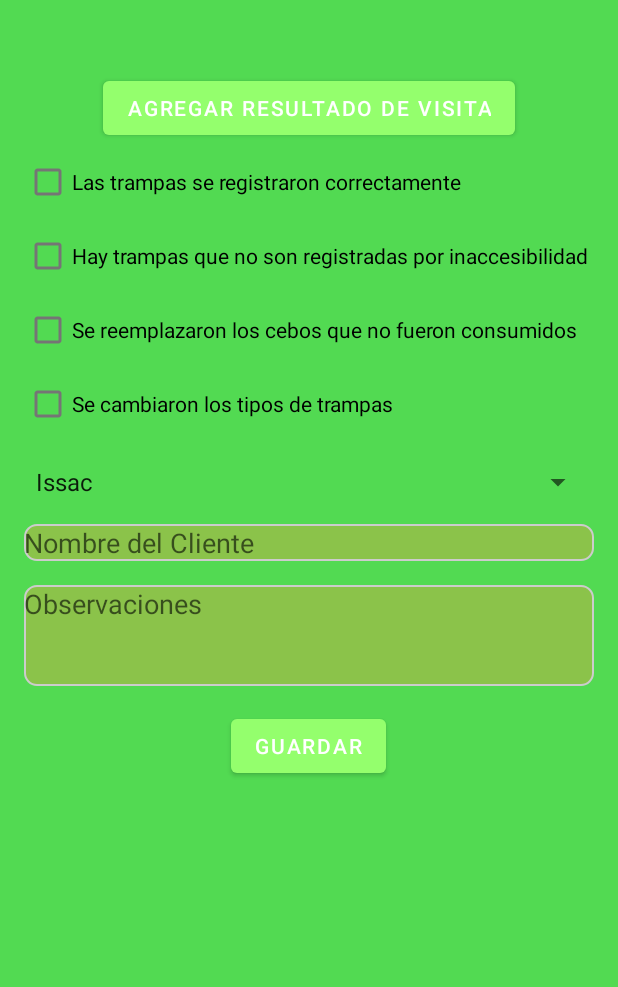
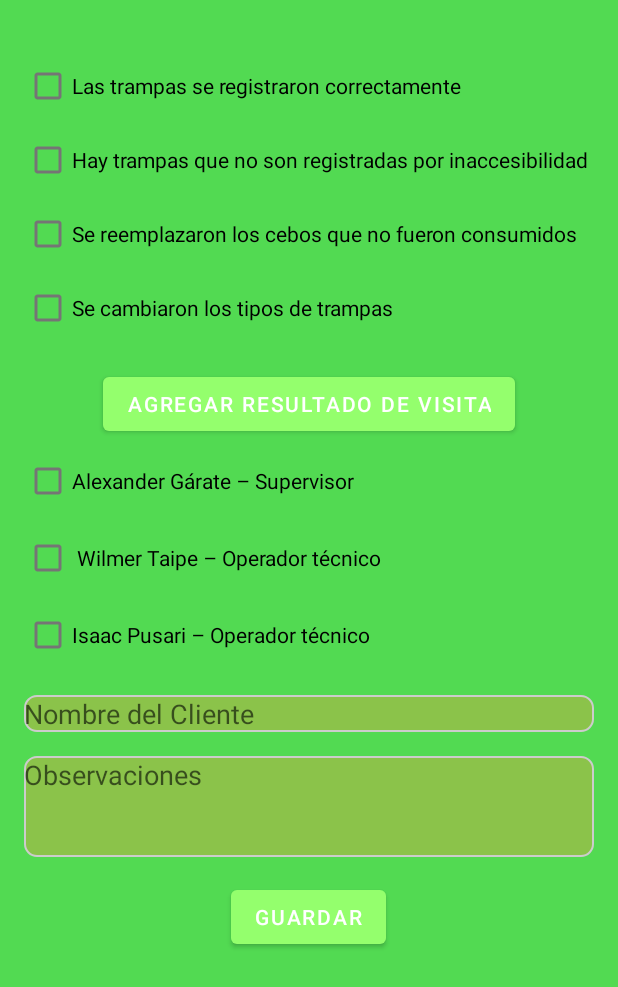
Before and after one commit to joseMercad0/GaferReports, an Android app: the VisitResultsActivity screen opened directly, with no data from a screen before it, on a phone screen of 412 x 824 dp. Shown: the top 987 px of the screen. Run offline under Robolectric (Android 15) with nearby library versions, the phone set to English and light mode, and no system bars; our stand-ins replace Firebase (no records; nobody signed in at launch, a user with empty details on screens opened directly); 1 statement that could not run was skipped.

```diff
--- a/app/src/main/java/com/example/gaferreports/TestPhotosActivity.java
+++ b/app/src/main/java/com/example/gaferreports/TestPhotosActivity.java
@@ -161,8 +161,8 @@ public class TestPhotosActivity extends AppCompatActivity {
 
             // Coordenadas ajustadas
             float[][] imageCoordinates = {
-                    {100, 500}, {350, 500}, {100, 250}, {350, 250}, // Página 1
-                    {100, 500}, {350, 500}, {100, 250}, {350, 250}  // Página 2
+                    {100, 450}, {350, 450}, {100, 150}, {350, 150}, // Página 1
+                    {100, 500}, {350, 500}, {100, 200}, {350, 200}  // Página 2
             };
 
             for (int i = 0; i < imageUris.length; i++) {
@@ -174,7 +174,7 @@ public class TestPhotosActivity extends AppCompatActivity {
                     int pageNumber = (i < 4) ? 1 : 2;
                     float[] coords = imageCoordinates[i];
                     image.setFixedPosition(pageNumber, coords[0], coords[1]);
-                    image.scaleToFit(200, 200); // Escalar la imagen
+                    image.scaleToFit(250, 250); // Escalar la imagen
 
                     document.add(image);
                 }
--- a/app/src/main/res/layout/activity_pest_calculation.xml
+++ b/app/src/main/res/layout/activity_pest_calculation.xml
@@ -46,7 +46,7 @@
             android:layout_below="@id/txtProgress"
             android:layout_centerHorizontal="true"
             android:layout_marginTop="16dp"
-            android:visibility="visible" />
+            android:visibility="gone" />
 
 
         <!-- Trampa mecánica -->
--- a/app/src/main/res/layout/activity_visit_results.xml
+++ b/app/src/main/res/layout/activity_visit_results.xml
@@ -57,13 +57,7 @@
         android:background="@drawable/edittext_background" />
 
     <!-- Botón para agregar nuevos resultados de visita -->
-    <Button
-        android:id="@+id/buttonAddVisitResult"
-        android:layout_width="wrap_content"
-        android:layout_height="wrap_content"
-        android:text="Agregar resultado de visita"
-        android:layout_gravity="center_horizontal"
-        android:layout_marginTop="16dp" />
+
 
     <!-- CheckBox para registrar todas las trampas -->
     <CheckBox
@@ -94,14 +88,38 @@
         android:text="Se cambiaron los tipos de trampas"
         android:layout_marginTop="1dp" />
 
-    <Spinner
-        android:id="@+id/spinnerTechnician"
-        android:layout_width="match_parent"
-        android:layout_height="wrap_content"
-        android:layout_marginTop="16dp"
-        android:entries="@array/technician_array"/>
+        <Button
+            android:id="@+id/buttonAddVisitResult"
+            android:layout_width="wrap_content"
+            android:layout_height="wrap_content"
+            android:text="Agregar resultado de visita"
+            android:layout_gravity="center_horizontal"
+            android:layout_marginTop="16dp" />
 
-    <EditText
+        <!-- Sección de CheckBoxes para seleccionar técnicos -->
+        <CheckBox
+            android:id="@+id/checkBoxTechnician1"
+            android:layout_width="wrap_content"
+            android:layout_height="wrap_content"
+            android:text="Alexander Gárate – Supervisor"
+            android:layout_marginTop="3dp" />
+
+        <CheckBox
+            android:id="@+id/checkBoxTechnician2"
+            android:layout_width="wrap_content"
+            android:layout_height="wrap_content"
+            android:text=" Wilmer Taipe – Operador técnico"
+            android:layout_marginTop="3dp" />
+
+
+        <CheckBox
+            android:id="@+id/checkBoxTechnician3"
+            android:layout_width="wrap_content"
+            android:layout_height="wrap_content"
+            android:layout_marginTop="3dp"
+            android:text="Isaac Pusari – Operador técnico" />
+
+        <EditText
         android:id="@+id/editTextClientName"
         android:layout_width="match_parent"
         android:layout_height="wrap_content"
--- a/app/src/main/res/values/strings.xml
+++ b/app/src/main/res/values/strings.xml
@@ -24,7 +24,7 @@
     <string-array name="enterprise">
         <item>Astoria</item>
         <item>Murillo</item>
-        <item>Sedapar</item>
+        <item>Sagrado</item>
         <item>Cribzan</item>
         <item>Quesos</item>
         <item>Linea</item>
@@ -44,6 +44,7 @@
 
     <string-array name="trap_types">
         <item>Compact</item>
+        <item>Pegatina</item>
         <item>Tunel</item>
         <item>Master</item>
         <item>Jaula</item>
@@ -51,6 +52,7 @@
         <item>Bloque</item>
     </string-array>
     <string-array name="poison_types">
+        <item>Ninguna</item>
         <item>RoetMat Bloque</item>
         <item>RoeMat Piramide</item>
         <item>Final Bloque</item>
@@ -112,11 +114,7 @@
         <item>10</item>
     </string-array>
 
-    <string-array name="technician_array">
-        <item>Issac</item>
-        <item>Ezreal</item>
-        <item>Técnico 3</item>
-    </string-array>
+
 
     <string-array name="percentage_values">
         <item>0</item>
```
Also changed, not shown: app/src/main/java/com/example/gaferreports/PestCalculationActivity.java (+62 -19 lines), app/src/main/java/com/example/gaferreports/VisitResultsActivity.java (+16 -7 lines), 1 other file.
